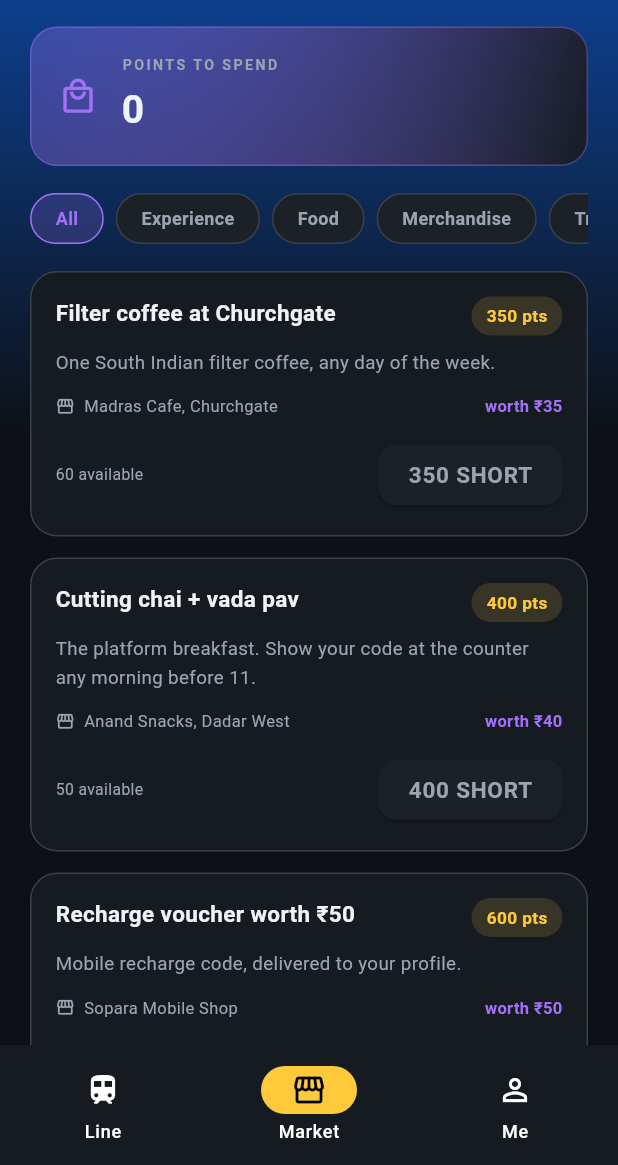
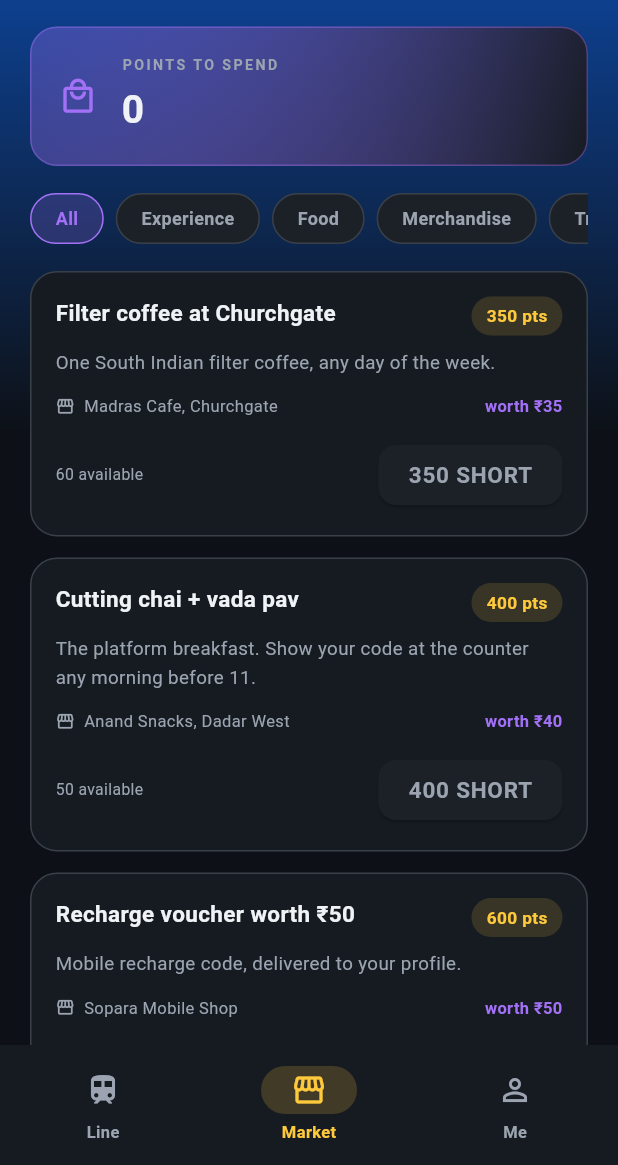
Before and after one commit to viveky259259/divide_game, a Flutter app: the HomeScreen screen opened by its route, after a tap on an icon or button, on a phone screen of 412 x 824 dp, the part 71-1236 px from its top. Run offline on Flutter 3.47's test engine with Material 3 defaults, Android fonts, the phone set to English and light mode, and no system bars; our stand-ins replace connectivity_plus, get, hive_flutter; accounts and stored records are empty.

Commit message:
Fix the first real analyzer run
First run of flutter analyze against Flutter 3.50 stable found two
errors: the theme set selectedFontSize/unselectedFontSize on
BottomNavigationBarThemeData, which no longer has them. The app does not
use BottomNavigationBar at all, so the theme now styles the Material 3
NavigationBar the home screen actually renders.

Also swaps withOpacity for withValues, removes an unused import, and
pins flutter >=3.27 in pubspec so the minimum SDK is explicit.

CI runs analyze with --no-fatal-infos. The only infos left are 3.47's
notice that material.dart is moving to the material_ui package;
migrating now would drop support for every older SDK.

flutter analyze: no errors or warnings. flutter test: 3/3 pass.

Co-Authored-By: Claude Opus 5.5 <noreply@anthropic.com>
Claude-Session: https://claude.ai/code/session_012k392GPw3P1dqLAVuv1cyS

```diff
--- a/lib/modules/admin/views/admin_review_screen.dart
+++ b/lib/modules/admin/views/admin_review_screen.dart
@@ -163,7 +163,7 @@ class _QueueHeader extends StatelessWidget {
             alignment: Alignment.center,
             decoration: BoxDecoration(
               shape: BoxShape.circle,
-              color: AppColors.accentGold.withOpacity(0.15),
+              color: AppColors.accentGold.withValues(alpha: 0.15),
             ),
             child: Text(
               '$pending',
--- a/lib/modules/auth/views/login_screen.dart
+++ b/lib/modules/auth/views/login_screen.dart
@@ -127,7 +127,7 @@ class _LoginScreenState extends State<LoginScreen> {
                   Container(
                     padding: const EdgeInsets.all(14),
                     decoration: BoxDecoration(
-                      color: AppColors.cardBg.withOpacity(0.6),
+                      color: AppColors.cardBg.withValues(alpha: 0.6),
                       borderRadius: BorderRadius.circular(12),
                     ),
                     child: const Row(
--- a/lib/modules/auth/views/register_screen.dart
+++ b/lib/modules/auth/views/register_screen.dart
@@ -177,7 +177,7 @@ class _RoleCard extends StatelessWidget {
       duration: const Duration(milliseconds: 180),
       decoration: BoxDecoration(
         color: selected
-            ? AppColors.accentGold.withOpacity(0.12)
+            ? AppColors.accentGold.withValues(alpha: 0.12)
             : AppColors.cardBg,
         borderRadius: BorderRadius.circular(16),
         border: Border.all(
--- a/lib/modules/marketplace/views/marketplace_screen.dart
+++ b/lib/modules/marketplace/views/marketplace_screen.dart
@@ -137,14 +137,14 @@ class _Balance extends StatelessWidget {
       decoration: BoxDecoration(
         gradient: LinearGradient(
           colors: [
-            AppColors.marketplace.withOpacity(0.30),
+            AppColors.marketplace.withValues(alpha: 0.30),
             AppColors.cardBg,
           ],
           begin: Alignment.topLeft,
           end: Alignment.bottomRight,
         ),
         borderRadius: BorderRadius.circular(18),
-        border: Border.all(color: AppColors.marketplace.withOpacity(0.4)),
+        border: Border.all(color: AppColors.marketplace.withValues(alpha: 0.4)),
       ),
       child: Row(
         children: [
@@ -211,7 +211,7 @@ class _Categories extends StatelessWidget {
               padding: const EdgeInsets.symmetric(horizontal: 16),
               decoration: BoxDecoration(
                 color: on
-                    ? AppColors.marketplace.withOpacity(0.2)
+                    ? AppColors.marketplace.withValues(alpha: 0.2)
                     : AppColors.surface,
                 borderRadius: BorderRadius.circular(18),
                 border: Border.all(
@@ -272,7 +272,7 @@ class _ProductCard extends StatelessWidget {
                 padding:
                     const EdgeInsets.symmetric(horizontal: 10, vertical: 5),
                 decoration: BoxDecoration(
-                  color: AppColors.accentGold.withOpacity(0.15),
+                  color: AppColors.accentGold.withValues(alpha: 0.15),
                   borderRadius: BorderRadius.circular(20),
                 ),
                 child: Text(
@@ -452,7 +452,7 @@ class _PurchaseRow extends StatelessWidget {
       decoration: BoxDecoration(
         color: AppColors.cardBg,
         borderRadius: BorderRadius.circular(14),
-        border: Border.all(color: AppColors.marketplace.withOpacity(0.3)),
+        border: Border.all(color: AppColors.marketplace.withValues(alpha: 0.3)),
       ),
       child: Row(
         children: [
--- a/lib/modules/profile/views/profile_screen.dart
+++ b/lib/modules/profile/views/profile_screen.dart
@@ -110,7 +110,7 @@ class _Identity extends StatelessWidget {
         children: [
           CircleAvatar(
             radius: 28,
-            backgroundColor: AppColors.accentGold.withOpacity(0.15),
+            backgroundColor: AppColors.accentGold.withValues(alpha: 0.15),
             child: Text(
               initial,
               style: const TextStyle(
--- a/lib/modules/quiz/views/level_map_screen.dart
+++ b/lib/modules/quiz/views/level_map_screen.dart
@@ -286,25 +286,25 @@ class _StationCard extends StatelessWidget {
                             Icon(Icons.help_outline,
                                 size: 11,
                                 color: AppColors.textSecondary
-                                    .withOpacity(0.8)),
+                                    .withValues(alpha: 0.8)),
                             const SizedBox(width: 4),
                             Text(
                               '$approvedCount in the pool',
                               style: TextStyle(
                                 color:
-                                    AppColors.textSecondary.withOpacity(0.8),
+                                    AppColors.textSecondary.withValues(alpha: 0.8),
                                 fontSize: 10.5,
                               ),
                             ),
                             if (bestScore != null) ...[
                               const SizedBox(width: 12),
                               Icon(Icons.stars_rounded,
-                                  size: 11, color: accent.withOpacity(0.9)),
+                                  size: 11, color: accent.withValues(alpha: 0.9)),
                               const SizedBox(width: 4),
                               Text(
                                 'best $bestScore',
                                 style: TextStyle(
-                                  color: accent.withOpacity(0.9),
+                                  color: accent.withValues(alpha: 0.9),
                                   fontSize: 10.5,
                                 ),
                               ),
@@ -323,7 +323,7 @@ class _StationCard extends StatelessWidget {
                       padding: const EdgeInsets.symmetric(
                           horizontal: 12, vertical: 7),
                       decoration: BoxDecoration(
-                        color: accent.withOpacity(0.15),
+                        color: accent.withValues(alpha: 0.15),
                         borderRadius: BorderRadius.circular(20),
                       ),
                       child: Text(
--- a/lib/modules/quiz/views/quiz_result_screen.dart
+++ b/lib/modules/quiz/views/quiz_result_screen.dart
@@ -161,7 +161,7 @@ class _Verdict extends StatelessWidget {
             height: 82,
             decoration: BoxDecoration(
               shape: BoxShape.circle,
-              color: color.withOpacity(0.15),
+              color: color.withValues(alpha: 0.15),
               border: Border.all(color: color, width: 2),
             ),
             child: Icon(icon, color: color, size: 40),
@@ -240,7 +240,7 @@ class _CheckpointBadge extends StatelessWidget {
     return Container(
       padding: const EdgeInsets.all(16),
       decoration: BoxDecoration(
-        color: AppColors.accentGold.withOpacity(0.12),
+        color: AppColors.accentGold.withValues(alpha: 0.12),
         borderRadius: BorderRadius.circular(16),
         border: Border.all(color: AppColors.accentGold),
       ),
--- a/lib/modules/splash/views/splash_screen.dart
+++ b/lib/modules/splash/views/splash_screen.dart
@@ -96,7 +96,7 @@ class _SplashScreenState extends State<SplashScreen>
                       Text(
                         'A quiz along the Western Line',
                         style: TextStyle(
-                          color: AppColors.textPrimary.withOpacity(0.75),
+                          color: AppColors.textPrimary.withValues(alpha: 0.75),
                           fontSize: 14,
                         ),
                       ),
--- a/lib/widgets/app_widgets.dart
+++ b/lib/widgets/app_widgets.dart
@@ -45,7 +45,7 @@ class OfflineBanner extends StatelessWidget {
         padding: const EdgeInsets.symmetric(horizontal: 16, vertical: 8),
         color: offline
             ? AppColors.surface
-            : AppColors.lifeline.withOpacity(0.15),
+            : AppColors.lifeline.withValues(alpha: 0.15),
         child: Row(
           mainAxisAlignment: MainAxisAlignment.center,
           children: [
@@ -84,9 +84,9 @@ class PointsChip extends StatelessWidget {
       child: Container(
         padding: const EdgeInsets.symmetric(horizontal: 12, vertical: 6),
         decoration: BoxDecoration(
-          color: AppColors.accentGold.withOpacity(0.15),
+          color: AppColors.accentGold.withValues(alpha: 0.15),
           borderRadius: BorderRadius.circular(20),
-          border: Border.all(color: AppColors.accentGold.withOpacity(0.4)),
+          border: Border.all(color: AppColors.accentGold.withValues(alpha: 0.4)),
         ),
         child: Row(
           mainAxisSize: MainAxisSize.min,
@@ -187,7 +187,7 @@ class StatTile extends StatelessWidget {
       decoration: BoxDecoration(
         color: AppColors.cardBg,
         borderRadius: BorderRadius.circular(16),
-        border: Border.all(color: color.withOpacity(0.25)),
+        border: Border.all(color: color.withValues(alpha: 0.25)),
       ),
       child: Column(
         children: [
--- a/pubspec.yaml
+++ b/pubspec.yaml
@@ -5,6 +5,9 @@ version: 1.0.0+1
 
 environment:
   sdk: ">=3.0.0 <4.0.0"
+  # withValues and WidgetStateProperty need 3.27; PopScope's
+  # onPopInvokedWithResult needs 3.24.
+  flutter: ">=3.27.0"
 
 dependencies:
   flutter:
```
Also changed, not shown: lib/app/theme/app_theme.dart (+18 -6 lines), lib/modules/contribute/views/contribute_screen.dart (+4 -5 lines), lib/modules/quiz/views/quiz_screen.dart (+5 -5 lines), pubspec.lock (added), 4 other files.
